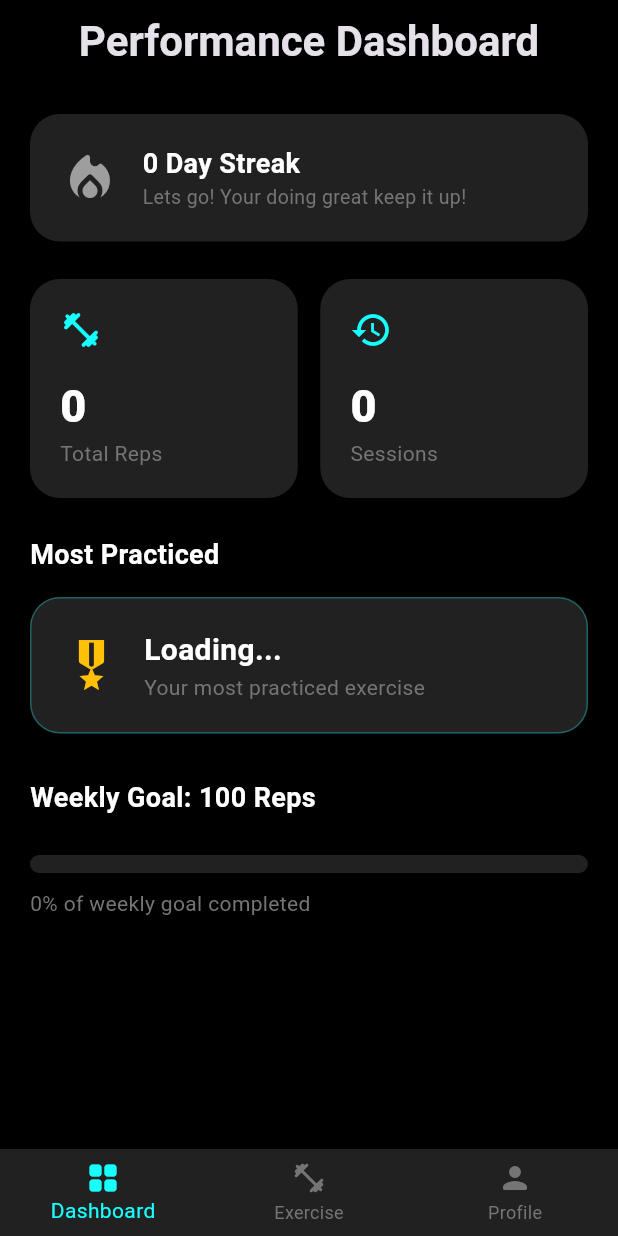
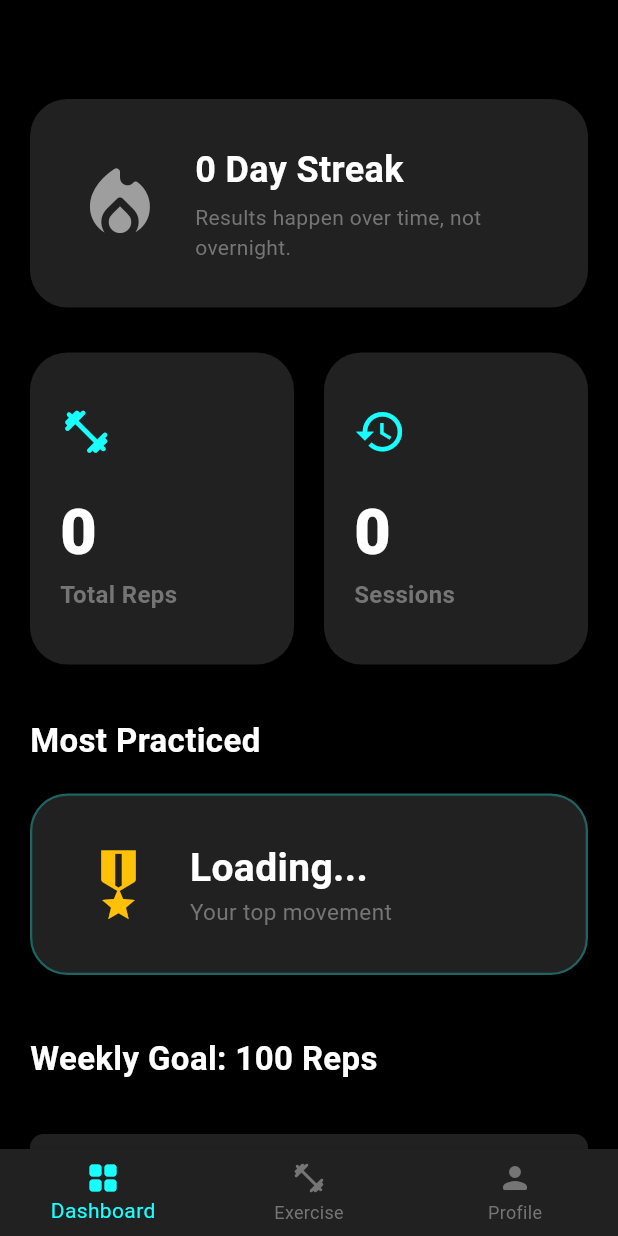
Before and after one commit to AjoobKansakar/KasRrat, a Flutter app: the DashboardScreen screen opened directly, on a phone screen of 412 x 824 dp. Run offline on Flutter 3.47's test engine with Material 3 defaults, Android fonts, the phone set to English and light mode, and no system bars; our stand-ins replace camera, flutter_tts, supabase_flutter, video_player; missing offline and left inert: google_mlkit_pose_detection; accounts and stored records are empty.

Commit message:
UI updated

```diff
--- a/kasrrat/lib/screens/dashboard_screen.dart
+++ b/kasrrat/lib/screens/dashboard_screen.dart
@@ -1,7 +1,7 @@
 import 'package:flutter/material.dart';
 import 'package:supabase_flutter/supabase_flutter.dart';
 import '../core/kasrrat_colors.dart';
-// imports for footer
+// footer import
 import 'home.dart';
 import 'edit_profile_screen.dart';
 
@@ -101,14 +101,6 @@
     return Scaffold(
       backgroundColor: AppColors.background,
       appBar: AppBar(
-        title: const Text(
-          "Performance Dashboard",
-          style: TextStyle(
-            fontWeight: FontWeight.bold,
-            fontSize: 28,
-            ),
-        ),
-        centerTitle: true,
         backgroundColor: Colors.transparent,
         elevation: 0,
         automaticallyImplyLeading: false,
@@ -118,17 +110,17 @@
               child: CircularProgressIndicator(color: AppColors.primary),
             )
           : SingleChildScrollView(
-              padding: const EdgeInsets.all(20),
+              padding: const EdgeInsets.symmetric(horizontal: 20, vertical: 10),
               child: Column(
                 crossAxisAlignment: CrossAxisAlignment.start,
                 children: [
                   // Streak Card
                   Container(
                     width: double.infinity,
-                    padding: const EdgeInsets.all(20),
+                    padding: const EdgeInsets.all(30),
                     decoration: BoxDecoration(
                       color: AppColors.surfaceGrey,
-                      borderRadius: BorderRadius.circular(20),
+                      borderRadius: BorderRadius.circular(25),
                     ),
                     child: Row(
                       children: [
@@ -137,34 +129,37 @@
                           color: streakCount > 0
                               ? Colors.orangeAccent
                               : Colors.grey,
-                          size: 40,
+                          size: 60,
                         ),
-                        const SizedBox(width: 15),
-                        Column(
+                        const SizedBox(width: 20),
+                        Expanded(
+                          child: Column(
                             crossAxisAlignment: CrossAxisAlignment.start,
                             children: [
                               Text(
                                 "$streakCount Day Streak",
                                 style: const TextStyle(
-                                fontSize: 18,
+                                  fontSize: 24,
                                   fontWeight: FontWeight.bold,
                                   color: Colors.white,
                                 ),
                               ),
+                              const SizedBox(height: 5),
                               const Text(
-                              "Lets go! Your doing great keep it up!",
+                                "Results happen over time, not overnight.",
                                 style: TextStyle(
                                   color: AppColors.textGrey,
-                                fontSize: 13,
+                                  fontSize: 14,
                                 ),
                               ),
                             ],
+                          ),
                         ),
                       ],
                     ),
                   ),
 
-                  const SizedBox(height: 25),
+                  const SizedBox(height: 30),
                   // User Stats Card
                   Row(
                     children: [
@@ -173,7 +168,7 @@
                         totalReps.toString(),
                         Icons.fitness_center_rounded,
                       ),
-                      const SizedBox(width: 15),
+                      const SizedBox(width: 20),
                       _buildStatCard(
                         "Sessions",
                         totalSessions.toString(),
@@ -182,17 +177,18 @@
                     ],
                   ),
 
-                  const SizedBox(height: 25),
+                  const SizedBox(height: 35),
                   // Most Practiced exercise card
                   _buildSectionHeader("Most Practiced"),
                   Container(
                     width: double.infinity,
-                    padding: const EdgeInsets.all(20),
+                    padding: const EdgeInsets.all(30),
                     decoration: BoxDecoration(
                       color: AppColors.surfaceGrey,
-                      borderRadius: BorderRadius.circular(20),
+                      borderRadius: BorderRadius.circular(25),
                       border: Border.all(
                         color: AppColors.primary.withValues(alpha: 0.3),
+                        width: 1.5,
                       ),
                     ),
                     child: Row(
@@ -200,23 +196,23 @@
                         const Icon(
                           Icons.military_tech,
                           color: Colors.amber,
-                          size: 40,
+                          size: 55,
                         ),
-                        const SizedBox(width: 15),
+                        const SizedBox(width: 20),
                         Column(
                           crossAxisAlignment: CrossAxisAlignment.start,
                           children: [
                             Text(
                               favoriteExercise,
                               style: const TextStyle(
-                                fontSize: 20,
+                                fontSize: 26,
                                 fontWeight: FontWeight.bold,
                                 color: Colors.white,
                               ),
                             ),
                             const Text(
-                              "Your most practiced exercise",
-                              style: TextStyle(color: AppColors.textGrey),
+                              "Your top movement",
+                              style: TextStyle(color: AppColors.textGrey, fontSize: 15),
                             ),
                           ],
                         ),
@@ -224,27 +220,37 @@
                     ),
                   ),
 
-                  const SizedBox(height: 30),
+                  const SizedBox(height: 40),
                   // Weekly goal Stats card
                   _buildSectionHeader("Weekly Goal: 100 Reps"),
-                  const SizedBox(height: 10),
+                  const SizedBox(height: 15),
                   LinearProgressIndicator(
                     // progress report calculation
                     value: (totalReps / weeklyGoal).clamp(0.0, 1.0),
                     backgroundColor: AppColors.surfaceGrey,
                     color: AppColors.primary,
-                    minHeight: 12,
-                    borderRadius: BorderRadius.circular(10),
+                    minHeight: 18,
+                    borderRadius: BorderRadius.circular(15),
                   ),
-                  const SizedBox(height: 10),
+                  const SizedBox(height: 15),
+                  Row(
+                    mainAxisAlignment: MainAxisAlignment.spaceBetween,
+                    children: [
                       Text(
-                    "${(totalReps / weeklyGoal * 100).toInt()}% of weekly goal completed",
-                    style: const TextStyle(color: AppColors.textGrey),
+                        "${(totalReps / weeklyGoal * 100).toInt()}% completed",
+                        style: const TextStyle(color: Colors.white70, fontSize: 16, fontWeight: FontWeight.bold),
                       ),
-                  const SizedBox(height: 40),
+                      Text(
+                        "$totalReps / $weeklyGoal",
+                        style: const TextStyle(color: AppColors.textGrey, fontSize: 16),
+                      ),
+                    ],
+                  ),
+                  const SizedBox(height: 50),
                 ],
               ),
             ),
+
       // Footer Logic
       bottomNavigationBar: BottomNavigationBar(
         backgroundColor: AppColors.surfaceGrey,
@@ -289,27 +295,27 @@
   Widget _buildStatCard(String label, String value, IconData icon) {
     return Expanded(
       child: Container(
-        padding: const EdgeInsets.all(20),
+        padding: const EdgeInsets.symmetric(horizontal: 20, vertical: 35),
         decoration: BoxDecoration(
           color: AppColors.surfaceGrey,
-          borderRadius: BorderRadius.circular(20),
+          borderRadius: BorderRadius.circular(25),
         ),
         child: Column(
           crossAxisAlignment: CrossAxisAlignment.start,
           children: [
-            Icon(icon, color: AppColors.primary, size: 28),
-            const SizedBox(height: 15),
+            Icon(icon, color: AppColors.primary, size: 35),
+            const SizedBox(height: 20),
             Text(
               value,
               style: const TextStyle(
-                fontSize: 30,
+                fontSize: 42,
                 fontWeight: FontWeight.w900,
                 color: Colors.white,
               ),
             ),
             Text(
               label,
-              style: const TextStyle(color: AppColors.textGrey, fontSize: 14),
+              style: const TextStyle(color: AppColors.textGrey, fontSize: 16, fontWeight: FontWeight.w600),
             ),
           ],
         ),
@@ -319,11 +325,11 @@
 
   Widget _buildSectionHeader(String title) {
     return Padding(
-      padding: const EdgeInsets.only(bottom: 15),
+      padding: const EdgeInsets.only(bottom: 20),
       child: Text(
         title,
         style: const TextStyle(
-          fontSize: 18,
+          fontSize: 22,
           fontWeight: FontWeight.bold,
           color: Colors.white,
         ),
```
Lines whose indentation alone changed are shown as unchanged.
